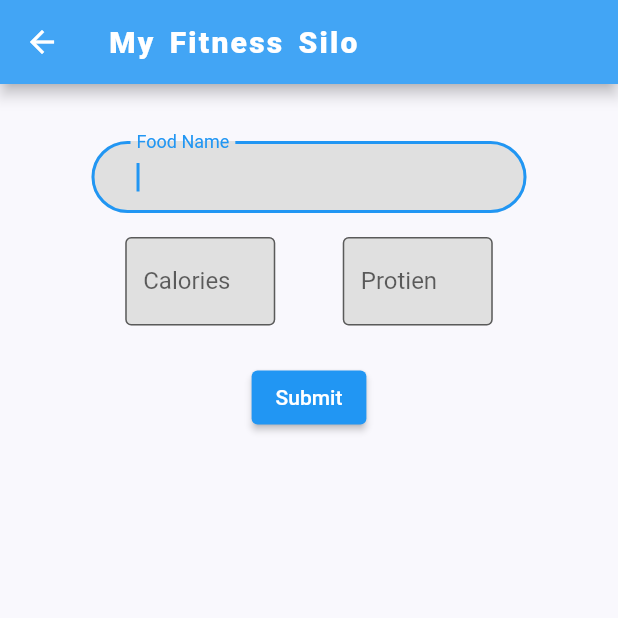
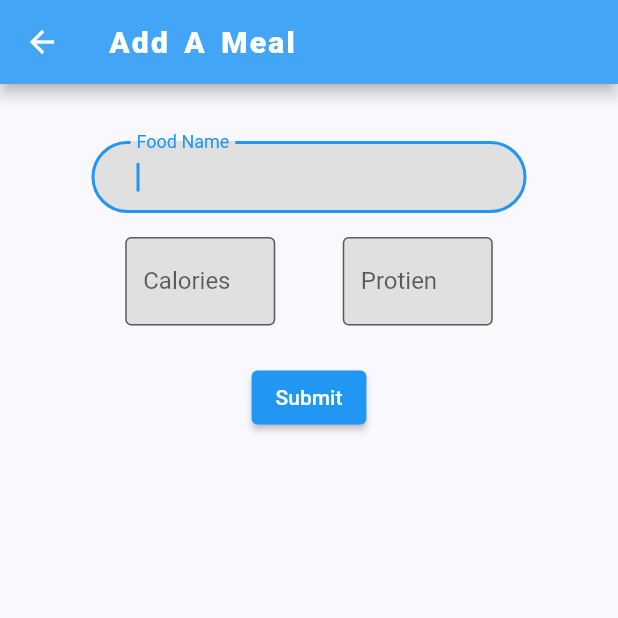
Before and after one commit to jeremyc2/My-Fitness-Silo, a Flutter app: the AddMealScreen screen opened directly, on a phone screen of 412 x 824 dp, the top half of it. Run offline on Flutter 3.47's test engine with Material 2 defaults, Android fonts, the phone set to English and light mode, and no system bars.

Commit message:
update screens

```diff
--- a/lib/screens/add_meal/add_meal_screen.dart
+++ b/lib/screens/add_meal/add_meal_screen.dart
@@ -8,7 +8,7 @@ class AddMealScreen extends StatelessWidget {
     return Scaffold(
       appBar: AppBar(
         title: Text(
-          'My Fitness Silo',
+          'Add A Meal',
           style: TextStyle(
             color: Colors.white,
             fontWeight: FontWeight.w900,
```
